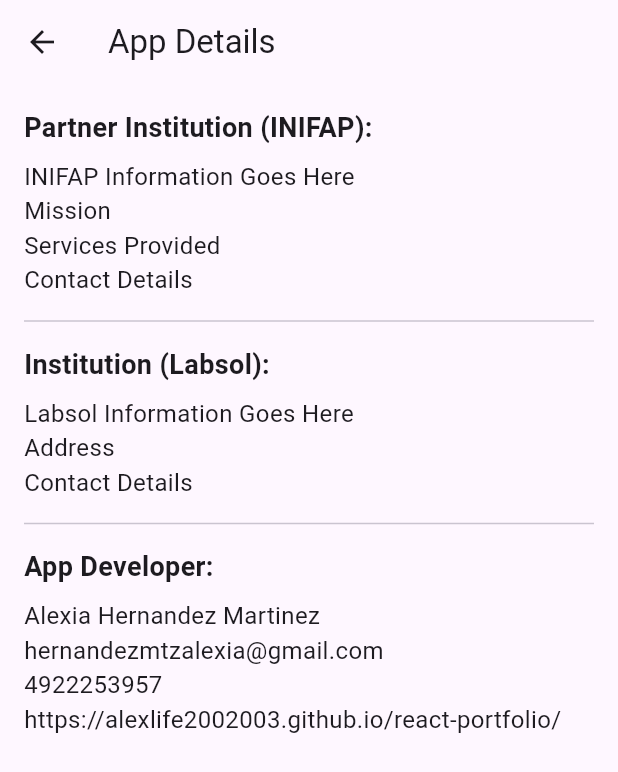
After one commit to Alexlife2002003/inifap, a Flutter app: the AppDetailsPage screen opened directly, on a phone screen of 412 x 824 dp. The commit adds this screen. Shown: the top 772 px of the screen. Run offline on Flutter 3.47's test engine with Material 3 defaults, Android fonts, the phone set to English and light mode, and no system bars; our stand-ins replace connectivity, diacritic, flutter_dotenv, flutter_local_notifications, flutter_secure_storage, geolocator and 3 more; accounts and stored records are empty; network calls fail.

Commit message:
pagina de detalles

```diff
--- a/inifap/lib/main.dart
+++ b/inifap/lib/main.dart
@@ -2,6 +2,7 @@ import 'dart:async';
 
 import 'package:flutter/material.dart';
 import 'package:inifap/backend/fetchData.dart';
+import 'package:inifap/screens/AppDetailsPage.dart';
 import 'package:inifap/screens/EleccionFavoritaAVer.dart';
 import 'package:inifap/screens/EstacionResumenReal.dart';
 import 'package:inifap/screens/Resumen_Real_or_Yesterday.dart';
@@ -112,7 +113,7 @@ class _MyHomePageState extends State<MyHomePage> {
     EleccionFavoritaAVer(),
     ListPage(),
     const ResumenRealOrYesterday(),
-    GraphScreen(),
+    AppDetailsPage(),
   ];
 
   @override
--- /dev/null
+++ b/inifap/lib/screens/AppDetailsPage.dart
@@ -0,0 +1,59 @@
+import 'package:flutter/material.dart';
+
+
+class AppDetailsPage extends StatelessWidget {
+  @override
+  Widget build(BuildContext context) {
+    return Scaffold(
+      appBar: AppBar(
+        title: Text('App Details'),
+      ),
+      body: SingleChildScrollView(
+        padding: EdgeInsets.all(16.0),
+        child: Column(
+          crossAxisAlignment: CrossAxisAlignment.start,
+          children: [
+            Text(
+              'Partner Institution (INIFAP):',
+              style: TextStyle(
+                fontSize: 18.0,
+                fontWeight: FontWeight.bold,
+              ),
+            ),
+            SizedBox(height: 8.0),
+            Text(
+              'INIFAP Information Goes Here\nMission\nServices Provided\nContact Details',
+              style: TextStyle(fontSize: 16.0),
+            ),
+            Divider(height: 32.0),
+            Text(
+              'Institution (Labsol):',
+              style: TextStyle(
+                fontSize: 18.0,
+                fontWeight: FontWeight.bold,
+              ),
+            ),
+            SizedBox(height: 8.0),
+            Text(
+              'Labsol Information Goes Here\nAddress\nContact Details',
+              style: TextStyle(fontSize: 16.0),
+            ),
+            Divider(height: 32.0),
+            Text(
+              'App Developer:',
+              style: TextStyle(
+                fontSize: 18.0,
+                fontWeight: FontWeight.bold,
+              ),
+            ),
+            SizedBox(height: 8.0),
+            Text(
+              'Alexia Hernandez Martinez\nhernandezmtzalexia@gmail.com\n4922253957\nhttps://alexlife2002003.github.io/react-portfolio/',
+              style: TextStyle(fontSize: 16.0),
+            ),
+          ],
+        ),
+      ),
+    );
+  }
+}
```
